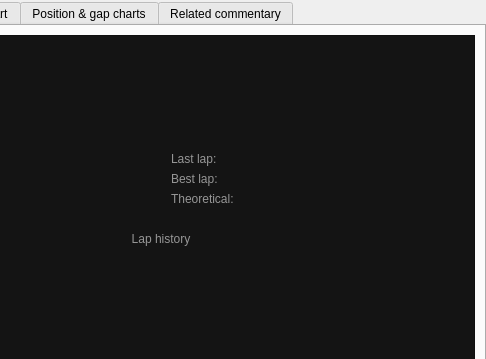
The window that ui/driverdatawidget.ui (gronberg/f1lt) describes before a commit, drawn with Qt 5; both pictures show x 164 to 650 and y 0 to 359 of the 650 by 615 pixel window.
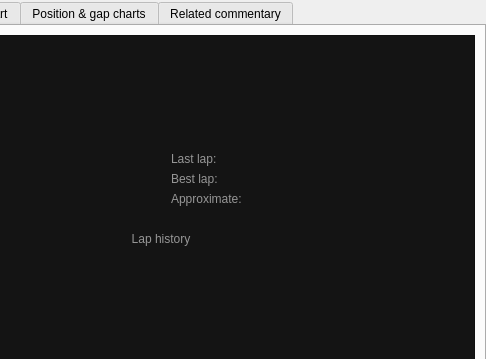
The same window after the commit. The open tabs and pages were chosen to show the change.

```diff
--- a/ui/driverdatawidget.ui
+++ b/ui/driverdatawidget.ui
@@ -877,7 +877,7 @@
                  </palette>
                 </property>
                 <property name="text">
-                 <string>Theoretical:</string>
+                 <string>Approximate:</string>
                 </property>
                </widget>
               </item>
```
Left out of the diff: 20 changed lines with no effect on the pictures.
